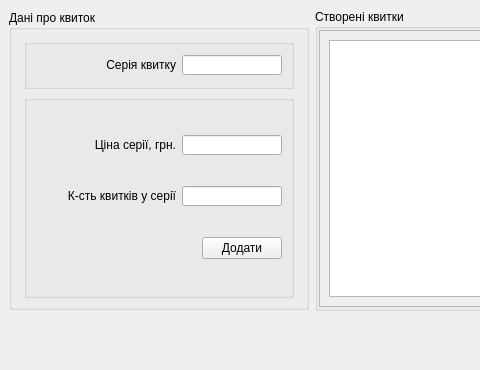
Qt form mainwindow.ui (aotilm/ticketsGenerator) before a commit; both pictures show x 0 to 480 and y 0 to 370 of the 700 by 370 pixel window.
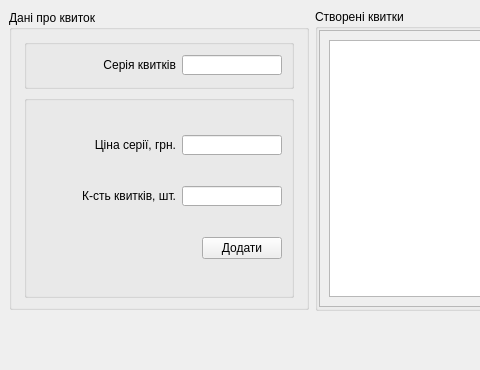
The same form after that commit.

Patch:
```diff
--- a/mainwindow.ui
+++ b/mainwindow.ui
@@ -61,7 +61,7 @@
               <item>
                <widget class="QLabel" name="label">
                 <property name="text">
-                 <string>Серія квитку</string>
+                 <string>Серія квитків</string>
                 </property>
                 <property name="alignment">
                  <set>Qt::AlignmentFlag::AlignRight|Qt::AlignmentFlag::AlignTrailing|Qt::AlignmentFlag::AlignVCenter</set>
@@ -139,7 +139,7 @@
                  <enum>Qt::LayoutDirection::RightToLeft</enum>
                 </property>
                 <property name="text">
-                 <string>К-сть квитків у серії</string>
+                 <string>К-сть квитків, шт.</string>
                 </property>
                 <property name="alignment">
                  <set>Qt::AlignmentFlag::AlignRight|Qt::AlignmentFlag::AlignTrailing|Qt::AlignmentFlag::AlignVCenter</set>
```
Left out of the diff: 3 changed lines with no effect on the pictures.
